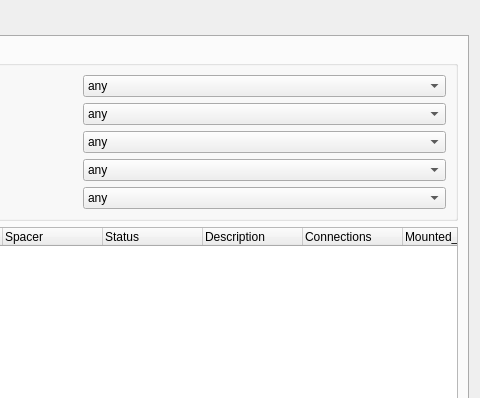
First picture: the form in db/module_db.ui, repository pisaoutertracker/integration_tools, before the edit; both pictures show x 320 to 800 and y 0 to 398 of the 800 by 600 pixel window.
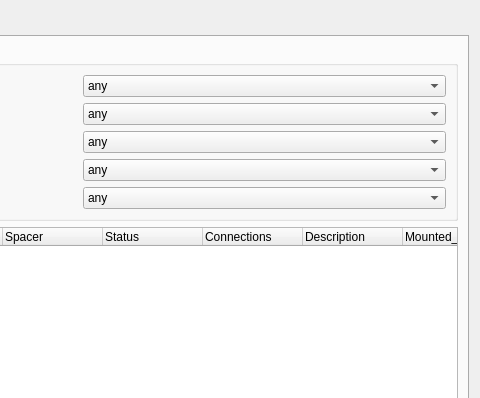
Second picture: the form after the edit.

The edit to the form file:
```diff
--- a/db/module_db.ui
+++ b/db/module_db.ui
@@ -176,12 +176,12 @@
          </column>
          <column>
           <property name="text">
-           <string>Description</string>
+           <string>Connections</string>
           </property>
          </column>
          <column>
           <property name="text">
-           <string>Connections</string>
+           <string>Description</string>
           </property>
          </column>
          <column>
```
